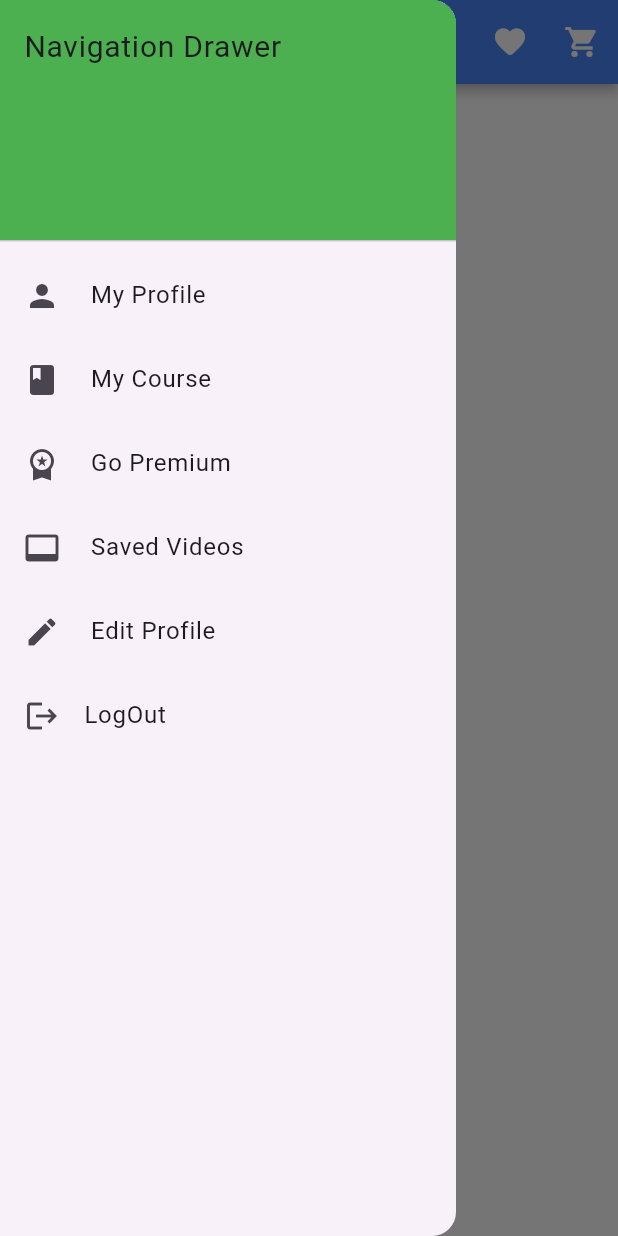
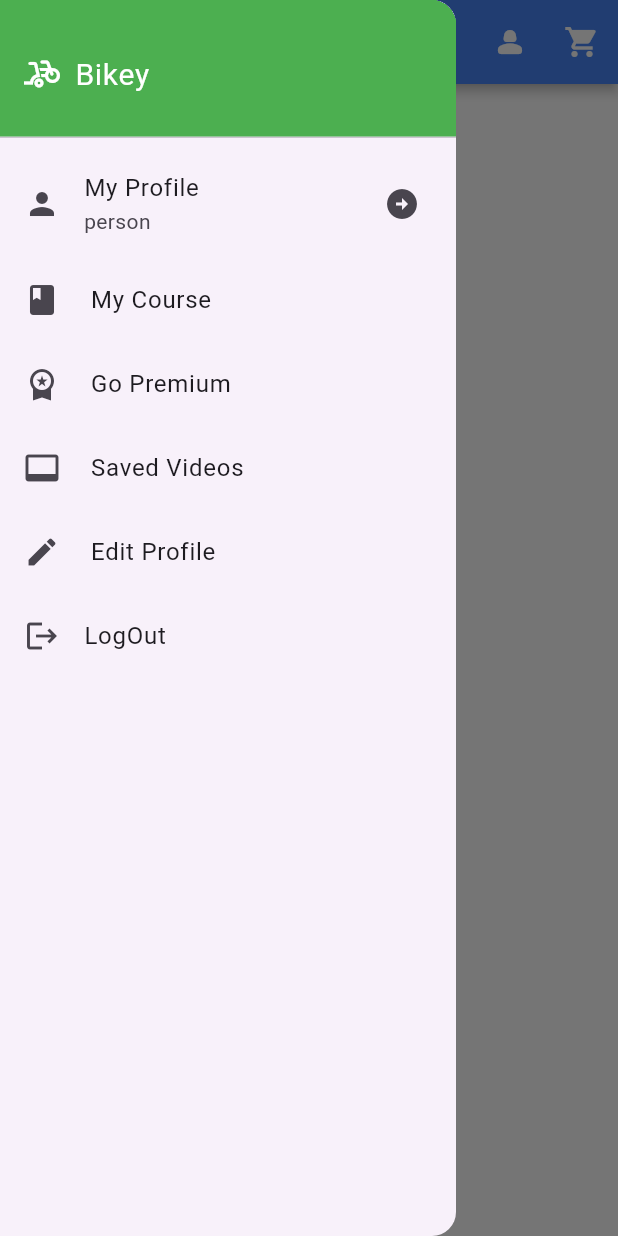
Before and after one commit to Tosin8/tutorialspoint_demo, a Flutter app: the screen it shows after launch, with the side drawer open, on a phone screen of 412 x 824 dp. Run offline on Flutter 3.47's test engine with Material 2 defaults, Android fonts, the phone set to English and light mode, and no system bars.

Commit message:
Update home_page.dart

```diff
--- a/lib/screen/home_page.dart
+++ b/lib/screen/home_page.dart
@@ -1,4 +1,3 @@
-import 'package:flutter/cupertino.dart';
 import 'package:flutter/material.dart';
 
 class HomePage extends StatelessWidget {
@@ -25,7 +24,7 @@ class HomePage extends StatelessWidget {
           actions: const [
             IconButton(
               onPressed: null,
-              icon: Icon(Icons.favorite_rounded, color: Colors.white),
+              icon: Icon(Icons.person_2_rounded, color: Colors.white),
             ),
             IconButton(
               onPressed: null,
@@ -41,52 +40,66 @@ class HomePage extends StatelessWidget {
         ),
         drawer: Drawer(
             child: ListView(padding: EdgeInsets.zero, children: [
-          const DrawerHeader(
-            decoration: BoxDecoration(
-              color: Colors.green,
-            ),
-            child: Text(
-              'Navigation Drawer',
-              style: TextStyle(fontSize: 20),
+          const SizedBox(
+            height: 100,
+            child: DrawerHeader(
+              decoration: BoxDecoration(
+                color: Colors.green,
+              ),
+              child: Row(
+                children: [
+                  Icon(
+                    Icons.bike_scooter_rounded,
+                    color: Colors.white,
+                  ),
+                  SizedBox(width: 10),
+                  Text(
+                    'Bikey',
+                    style: TextStyle(fontSize: 20, color: Colors.white),
+                  ),
+                ],
+              ),
             ),
           ),
           ListTile(
-            leading: Icon(Icons.person),
-            title: const Text(' My Profile '),
+            leading: const Icon(Icons.person),
+            subtitle: const Text('person'),
+            title: const Text('My Profile '),
+            trailing: const Icon(Icons.arrow_circle_right),
             onTap: () {
               Navigator.pop(context);
             },
           ),
           ListTile(
-            leading: Icon(Icons.book),
+            leading: const Icon(Icons.book),
             title: const Text(' My Course '),
             onTap: () {
               Navigator.pop(context);
             },
           ),
           ListTile(
-            leading: Icon(Icons.workspace_premium),
+            leading: const Icon(Icons.workspace_premium),
             title: const Text(' Go Premium '),
             onTap: () {
               Navigator.pop(context);
             },
           ),
           ListTile(
-            leading: Icon(Icons.video_label),
+            leading: const Icon(Icons.video_label),
             title: const Text(' Saved Videos '),
             onTap: () {
               Navigator.pop(context);
             },
           ),
           ListTile(
-            leading: Icon(Icons.edit),
+            leading: const Icon(Icons.edit),
             title: const Text(' Edit Profile '),
             onTap: () {
               Navigator.pop(context);
             },
           ),
           ListTile(
-            leading: Icon(Icons.logout),
+            leading: const Icon(Icons.logout),
             title: const Text('LogOut'),
             onTap: () {
               Navigator.pop(context);
```
